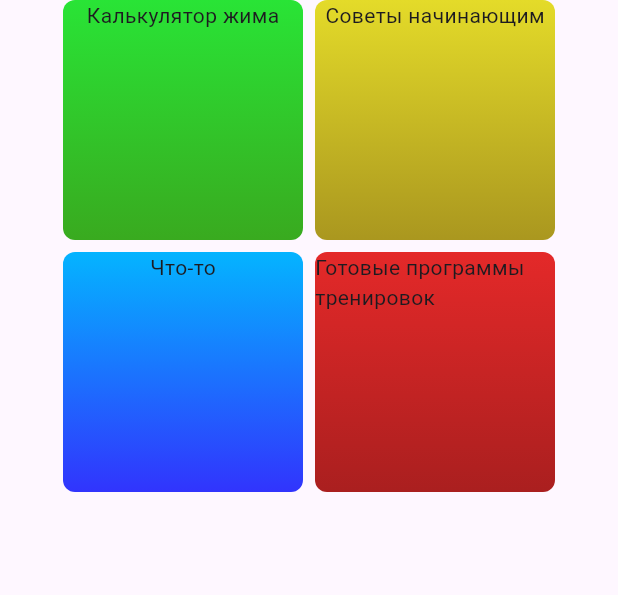
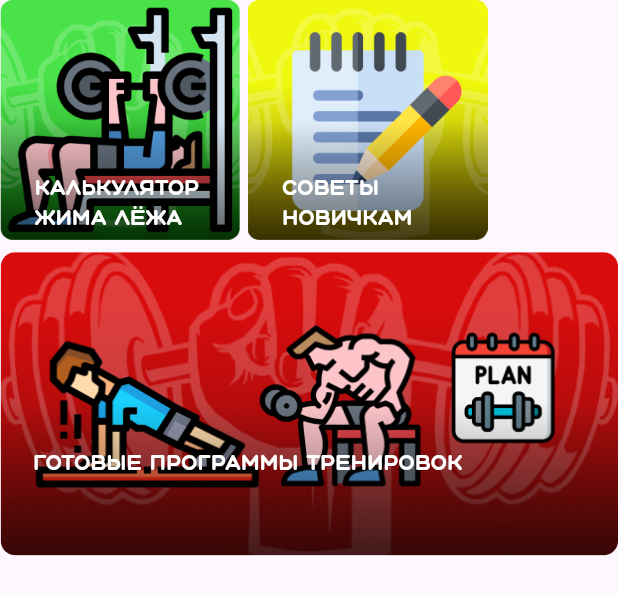
Before and after one commit to MatveyNevirets/BodyBuddies, a Flutter app: the UsefulFeatureCard widget shown alone on an empty page, opened directly, on a phone screen of 412 x 824 dp. Shown: the top 595 px of the screen. Run offline on Flutter 3.47's test engine with Material 3 defaults, Android fonts, the phone set to English and light mode, and no system bars; our stand-ins replace bloc, flutter_bloc.

Commit message:
Created: "Useful widgets"

```diff
--- a/lib/core/strings/strings.dart
+++ b/lib/core/strings/strings.dart
@@ -66,6 +66,14 @@ abstract class Strings {
   static String you_need_more = "Тебе осталось:";
   static String add = "Добавить";
 
+  static String calculator = "Калькулятор";
+
+  static String bench_presses = "Жима лёжа";
+
+  static String advices = "Советы";
+
+  static String beginners = "Новичкам";
+
 
 
 ///////////////////////////////
--- a/lib/core/styles/styles.dart
+++ b/lib/core/styles/styles.dart
@@ -29,6 +29,7 @@ abstract class Styles {
       fontWeight: FontWeight.w500);
 
   static var workouts_containers_text_style = TextStyle(fontFamily: 'AqumTwo', fontSize: 12, color: Colours.white_text_color);
+  static var advices_containers_text_style = TextStyle(fontFamily: 'AqumTwo', fontSize: 14, color: Colours.white_text_color);
 
   ////dark///boxes//////
 
--- a/lib/features/workouts/presentation/widgets/features_cards/useful/useful_feature_card.dart
+++ b/lib/features/workouts/presentation/widgets/features_cards/useful/useful_feature_card.dart
@@ -1,4 +1,6 @@
+import 'package:body_buddies/features/workouts/presentation/widgets/features_cards/useful/widgets/useful_mini_card_widget.dart';
 import 'package:flutter/cupertino.dart';
+import 'package:flutter/material.dart';
 
 import '../../../../../../core/colors/colors.dart';
 import '../../../../../../core/strings/strings.dart';
@@ -10,91 +12,93 @@ class UsefulFeatureCard extends StatelessWidget {
   Widget build(BuildContext context) {
     return Wrap(
       children: [
-        Row(
+        Column(
           mainAxisAlignment: MainAxisAlignment.center,
           children: [
-            Column(
+            Row(
+              crossAxisAlignment: CrossAxisAlignment.center,
               children: [
-                Container(
+                GestureDetector(
+                  child: Stack(
+                    children: [
+                      const Image(
+                        image: AssetImage(
+                            "lib/assets/images/bench_press_calculator_background.png"),
                         height: 160,
                         width: 160,
-                  decoration: BoxDecoration(
-                      gradient: const LinearGradient(
-                        begin: Alignment.topCenter,
-                        end: Alignment.bottomCenter,
-                        colors: Colours.greenContainerGradientColors,
                       ),
-                      borderRadius: BorderRadius.circular(8)),
-                  child: Wrap(
+                      Positioned(
+                          left: 23,
+                          top: 115,
+                          child: Column(
+                            crossAxisAlignment: CrossAxisAlignment.start,
                             children: [
-          Container(alignment: Alignment.center, child: Text("Калькулятор жима"),),
+                              Text(
+                                Strings.calculator,
+                                style: Styles.advices_containers_text_style,
+                              ),
+                              Text(
+                                Strings.bench_presses,
+                                style: Styles.advices_containers_text_style,
+                              ),
+                            ],
+                          )),
                     ],
                   ),
                 ),
-                SizedBox(
-                  height: Styles.base_margin_size_double /2,
+                const SizedBox(
+                  width: Styles.height_of_text_to_widget / 2,
                 ),
-                Container(
+                GestureDetector(
+                  child: Stack(
+                    children: [
+                      const Image(
+                        image: AssetImage(
+                            "lib/assets/images/advice_background.png"),
                         height: 160,
                         width: 160,
-                  decoration: BoxDecoration(
-                      gradient: const LinearGradient(
-                        begin: Alignment.topCenter,
-                        end: Alignment.bottomCenter,
-                        colors: Colours.blueContainerGradientColors,
                       ),
-                      borderRadius: BorderRadius.circular(8)),
-                  child: Wrap(
+                      Positioned(
+                          left: 23,
+                          top: 115,
+                          child: Column(
+                            crossAxisAlignment: CrossAxisAlignment.start,
                             children: [
-                      Container(alignment: Alignment.center, child: Text("Что-то"),),
+                              Text(
+                                Strings.advices,
+                                style: Styles.advices_containers_text_style,
+                              ),
+                              Text(
+                                Strings.beginners,
+                                style: Styles.advices_containers_text_style,
+                              ),
+                            ],
+                          )),
                     ],
                   ),
                 ),
               ],
             ),
             SizedBox(
-              width: Styles.base_margin_size_double/2,
+              height: Styles.base_margin_size_double / 2,
             ),
-            Column(
-              crossAxisAlignment: CrossAxisAlignment.start,
+            GestureDetector(
+              child: Stack(
                 children: [
-                Container(
-                  height: 160,
-                  width: 160,
-                  decoration: BoxDecoration(
-                      gradient: const LinearGradient(
-                        begin: Alignment.topCenter,
-                        end: Alignment.bottomCenter,
-                        colors: Colours.yellowContainerGradientColors,
+                  const Image(
+                    image: AssetImage(
+                        "lib/assets/images/done_workouts_background.png"),
                   ),
-                      borderRadius: BorderRadius.circular(8)),
-                  child: Wrap(
-                    children: [
-                      Container(alignment: Alignment.center, child: Text("Советы начинающим"),),
+                  Positioned(
+                      left: 22,
+                      top: 130,
+                      child: Text(
+                        "готовые программы тренировок",
+                        style: Styles.advices_containers_text_style,
+                      )),
                 ],
               ),
             ),
-                SizedBox(
-                  height: Styles.base_margin_size_double/2,
-                ),
-                Container(
-                  height: 160,
-                  width: 160,
-                  decoration: BoxDecoration(
-                      gradient: const LinearGradient(
-                        begin: Alignment.topCenter,
-                        end: Alignment.bottomCenter,
-                        colors: Colours.redContainerGradientColors,
-                      ),
-                      borderRadius: BorderRadius.circular(8)),
-                  child: Wrap(
-                    children: [
-                      Container(alignment: Alignment.center, child: Text("Готовые программы тренировок"),),
-                    ],
-                  ),
-                ),
-              ],
-            )
           ],
         ),
       ],
--- a/lib/features/workouts/presentation/widgets/features_cards/useful/widgets/useful_mini_card_widget.dart
+++ b/lib/features/workouts/presentation/widgets/features_cards/useful/widgets/useful_mini_card_widget.dart
@@ -1,10 +1,26 @@
+import 'package:body_buddies/core/styles/styles.dart';
 import 'package:flutter/cupertino.dart';
 
 class UsefulMiniCardWidget extends StatelessWidget {
+
+  final String assetImage;
+
+  final String title;
+  final String? subTitle;
+
+  UsefulMiniCardWidget(this.subTitle, {required this.assetImage, required this.title});
   @override
   Widget build(BuildContext context) {
-    // TODO: implement build
-    throw UnimplementedError();
+    return GestureDetector(
+      child: Stack(
+        children: [
+          Image(image: AssetImage(assetImage),),
+          Positioned(left: 22, top: 130, child: subTitle != null ? Column(children: [
+            Text(title, style: Styles.workouts_containers_text_style,),
+            Text(subTitle!),
+          ],) : Text(title, style: Styles.advices_containers_text_style,))
+        ],
+      ),
+    );
   }
-
 }
--- a/lib/features/workouts/presentation/widgets/water_indicator_widget/water_entity.dart
+++ b/lib/features/workouts/presentation/widgets/water_indicator_widget/water_entity.dart
@@ -45,6 +45,7 @@ class _WaterEntityState extends State<WaterEntity> {
             ? DeactivatingCupEvent(widget.index)
             : ActivatingCupEvent(widget.index));
         setDone(isDone = !isDone);
+        print(widget.index);
       },
       child: Stack(
         children: [
--- a/lib/features/workouts/presentation/widgets/water_indicator_widget/water_indicator_widget.dart
+++ b/lib/features/workouts/presentation/widgets/water_indicator_widget/water_indicator_widget.dart
@@ -4,20 +4,7 @@ import 'package:flutter/cupertino.dart';
 import 'package:flutter_bloc/flutter_bloc.dart';
 
 class WaterIndicatorWidget extends StatelessWidget {
-  List<WaterEntity> waterCups = [
-    WaterEntity(0),
-    WaterEntity(1),
-    WaterEntity(2),
-    WaterEntity(3),
-    WaterEntity(4),
-    WaterEntity(5),
-    WaterEntity(6),
-    WaterEntity(7),
-    WaterEntity(8),
-    WaterEntity(9),
-    WaterEntity(10),
-    WaterEntity(11),
-  ];
+  List<WaterEntity> waterCups = List.generate(12, (index) => WaterEntity(index));
 
   @override
   Widget build(BuildContext context) {
--- a/lib/features/workouts/presentation/widgets/workouts_home_screen.dart
+++ b/lib/features/workouts/presentation/widgets/workouts_home_screen.dart
@@ -20,17 +20,26 @@ class WorkoutsHomeScreen extends StatelessWidget {
         child: Column(
           crossAxisAlignment: CrossAxisAlignment.start,
           children: [
-              const Text(Strings.your_programs_string, style: Styles.appbar_text_style),
-              const SizedBox(height: Styles.height_of_text_to_widget,),
+            const Text(Strings.your_programs_string,
+                style: Styles.appbar_text_style),
+            const SizedBox(
+              height: Styles.height_of_text_to_widget,
+            ),
             WorkoutFeatureCard(),
             SizedBox(
               height: Styles.big_height_of_text_to_widget / 1.5,
             ),
             Text(Strings.diet, style: Styles.appbar_text_style),
-              const SizedBox(height: Styles.height_of_text_to_widget,),
+            const SizedBox(
+              height: Styles.height_of_text_to_widget,
+            ),
             Center(
+                child: BlocProvider(
+              create: (BuildContext context) {
+                return WaterCupsBloc();
+              },
               child: WaterIndicatorWidget(),
-              ),
+            )),
             SizedBox(
               height: Styles.big_height_of_text_to_widget / 1.5,
             ),
@@ -39,10 +48,13 @@ class WorkoutsHomeScreen extends StatelessWidget {
               height: Styles.big_height_of_text_to_widget / 1.5,
             ),
             Text(Strings.useful, style: Styles.appbar_text_style),
-              const SizedBox(height: Styles.height_of_text_to_widget,),
+            const SizedBox(
+              height: Styles.height_of_text_to_widget,
+            ),
             UsefulFeatureCard(),
           ],
         ),
-        ));
+      ),
+    );
   }
 }
```
Also changed, not shown: lib/assets/images/advice_background.png (added), lib/assets/images/bench_press_calculator_background.png (added), lib/assets/images/done_workouts_background.png (added), lib/assets/images/green.png (added), lib/assets/images/yellow.png (added). Lines whose indentation alone changed are shown as unchanged.
